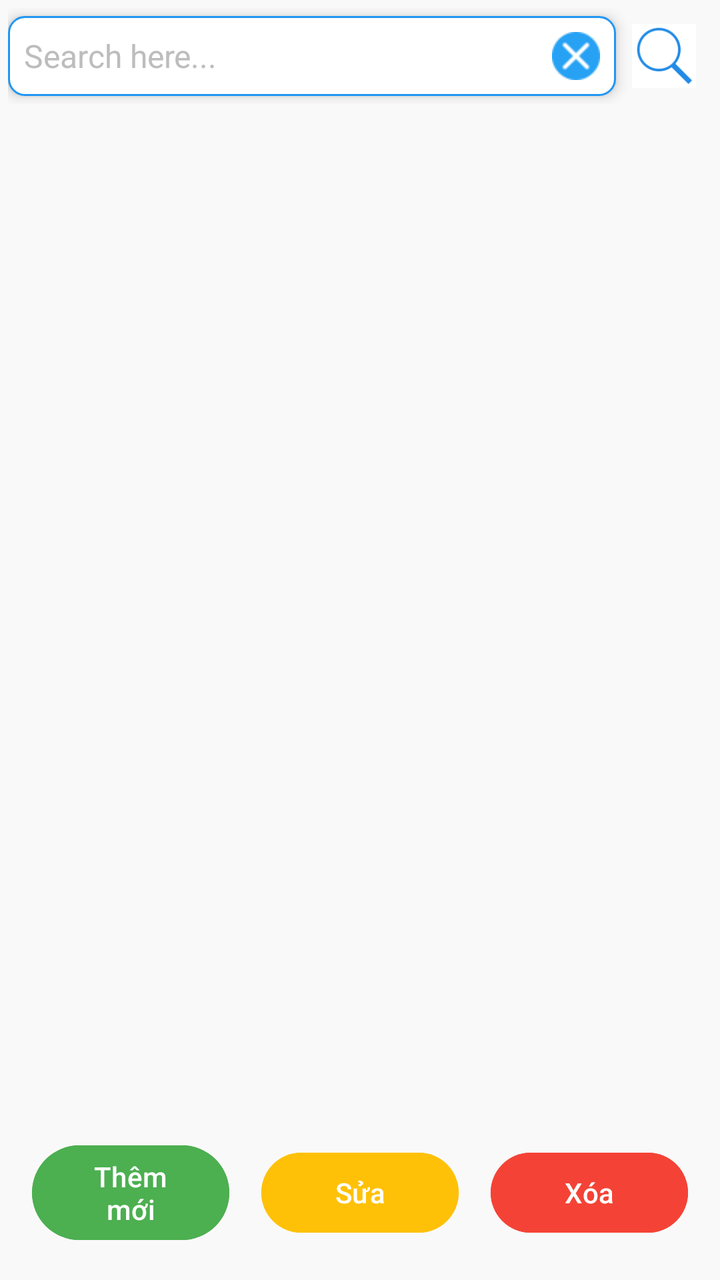
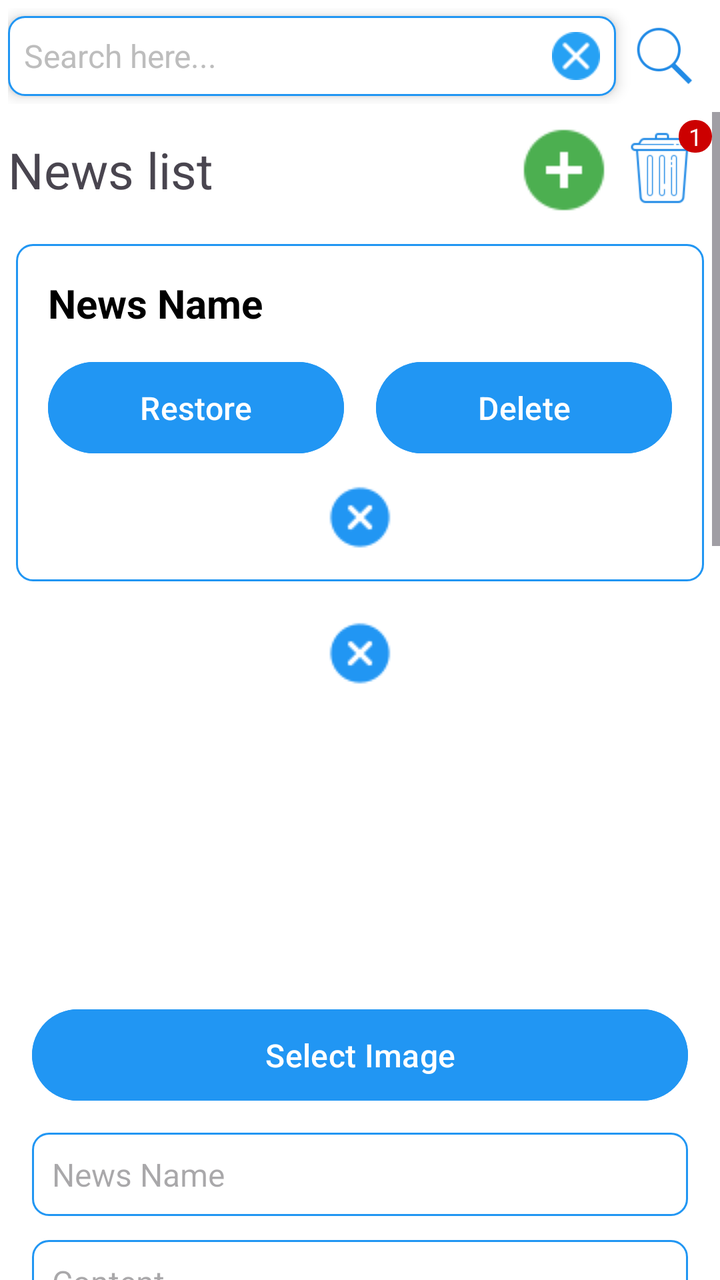

Compare the two renders of this Android layout. The source of the first and the diff that turns it into the second are given below.
<!-- AndroidManifest.xml: application theme Theme.BasicMobileProgramingProject -->
<!-- res/layout/activity_news_management.xml -->
<?xml version="1.0" encoding="utf-8"?>
<RelativeLayout xmlns:android="http://schemas.android.com/apk/res/android"
    android:layout_width="match_parent"
    android:layout_height="match_parent"
    android:background="#F9F9F9">

    <LinearLayout
        android:id="@+id/layout_search_bar"
        android:layout_width="match_parent"
        android:layout_height="wrap_content"
        android:gravity="center"
        android:padding="4dp">

        <LinearLayout
            android:layout_width="wrap_content"
            android:layout_height="wrap_content"
            android:layout_weight="1"
            android:background="@drawable/rounded_edittext"
            android:elevation="4dp"
            android:gravity="center_vertical"
            android:padding="8dp">

            <EditText
                android:id="@+id/edtSearch"
                android:layout_width="0dp"
                android:layout_height="wrap_content"
                android:layout_weight="1"
                android:background="@android:color/transparent"
                android:hint="Search here..."
                android:imeOptions="actionSearch"
                android:inputType="text"
                android:textColor="@color/black"
                android:textColorHint="#BDBDBD"
                android:textSize="16sp" />

            <ImageView
                android:id="@+id/btnClear"
                android:layout_width="24dp"
                android:layout_height="24dp"
                android:layout_marginStart="8dp"
                android:src="@drawable/icon_cancel" />
        </LinearLayout>

        <ImageButton
            android:id="@+id/btnSearch"
            android:layout_width="32dp"
            android:layout_height="32dp"
            android:layout_gravity="center"
            android:layout_margin="8dp"
            android:adjustViewBounds="true"
            android:background="@color/white"
            android:scaleType="centerInside"
            android:src="@drawable/icon_search_blue" />
    </LinearLayout>

    <androidx.recyclerview.widget.RecyclerView
        android:id="@+id/rv_news"
        android:layout_width="match_parent"
        android:layout_height="0dp"
        android:layout_below="@id/layout_search_bar"
        android:layout_above="@id/action_buttons"
        android:padding="16dp"
        android:clipToPadding="false" />

    <LinearLayout
        android:id="@+id/action_buttons"
        android:layout_width="match_parent"
        android:layout_height="wrap_content"
        android:layout_alignParentBottom="true"
        android:padding="16dp"
        android:orientation="horizontal"
        android:gravity="center">

        <Button
            android:id="@+id/btn_add_news"
            android:layout_width="0dp"
            android:layout_height="wrap_content"
            android:layout_weight="1"
            android:text="Thêm mới"
            android:backgroundTint="#4CAF50"
            android:textColor="#FFFFFF"
            android:textAllCaps="false"
            android:drawableStart="@drawable/icon_add"
            android:drawablePadding="8dp" />

        <View
            android:layout_width="16dp"
            android:layout_height="0dp" />

        <Button
            android:id="@+id/btn_edit_news"
            android:layout_width="0dp"
            android:layout_height="wrap_content"
            android:layout_weight="1"
            android:text="Sửa"
            android:backgroundTint="#FFC107"
            android:textColor="#FFFFFF"
            android:textAllCaps="false"
            android:drawableStart="@drawable/icon_add"
            android:drawablePadding="8dp" />

        <View
            android:layout_width="16dp"
            android:layout_height="0dp" />

        <Button
            android:id="@+id/btn_delete_news"
            android:layout_width="0dp"
            android:layout_height="wrap_content"
            android:layout_weight="1"
            android:text="Xóa"
            android:backgroundTint="#F44336"
            android:textColor="#FFFFFF"
            android:textAllCaps="false"
            android:drawableStart="@drawable/icon_add"
            android:drawablePadding="8dp" />
    </LinearLayout>

</RelativeLayout>
<!-- resources referenced by this layout -->
<resources>
  <color name="black">#FF000000</color>
  <color name="white">#FFFFFFFF</color>
  <!-- drawable icon_add: png bitmap (drawable, 676 bytes) -->
  <!-- drawable icon_cancel: png bitmap (drawable, 1142 bytes) -->
  <!-- drawable icon_search_blue: png bitmap (drawable, 1896 bytes) -->
  <!-- drawable rounded_edittext (drawable) -->
  <?xml version="1.0" encoding="utf-8"?>
  <shape xmlns:android="http://schemas.android.com/apk/res/android">
      <solid android:color="@color/white" />
      <corners android:radius="8dp" />
      <stroke
          android:width="1dp"
          android:color="@color/blue" />
  </shape>
  <style name="Theme.BasicMobileProgramingProject" parent="Base.Theme.BasicMobileProgramingProject" />
  <color name="blue">#2196F3</color>
  <style name="Base.Theme.BasicMobileProgramingProject" parent="Theme.Material3.DayNight.NoActionBar">
          
          
      </style>
</resources>

<!-- the commit's change to res/layout/activity_news_management.xml (unified diff, before → after) -->
@@ -1,11 +1,12 @@
 <?xml version="1.0" encoding="utf-8"?>
-<RelativeLayout xmlns:android="http://schemas.android.com/apk/res/android"
+<LinearLayout xmlns:android="http://schemas.android.com/apk/res/android"
+    xmlns:app="http://schemas.android.com/apk/res-auto"
     android:layout_width="match_parent"
     android:layout_height="match_parent"
-    android:background="#F9F9F9">
+    android:background="@color/white"
+    android:orientation="vertical">
 
     <LinearLayout
-        android:id="@+id/layout_search_bar"
         android:layout_width="match_parent"
         android:layout_height="wrap_content"
         android:gravity="center"
@@ -53,67 +54,390 @@
             android:src="@drawable/icon_search_blue" />
     </LinearLayout>
 
-    <androidx.recyclerview.widget.RecyclerView
-        android:id="@+id/rv_news"
+    <ScrollView
         android:layout_width="match_parent"
-        android:layout_height="0dp"
-        android:layout_below="@id/layout_search_bar"
-        android:layout_above="@id/action_buttons"
-        android:padding="16dp"
-        android:clipToPadding="false" />
-
-    <LinearLayout
-        android:id="@+id/action_buttons"
-        android:layout_width="match_parent"
-        android:layout_height="wrap_content"
-        android:layout_alignParentBottom="true"
-        android:padding="16dp"
-        android:orientation="horizontal"
-        android:gravity="center">
-
-        <Button
-            android:id="@+id/btn_add_news"
-            android:layout_width="0dp"
+        android:layout_height="wrap_content">
+
+        <LinearLayout
+            android:layout_width="match_parent"
             android:layout_height="wrap_content"
-            android:layout_weight="1"
-            android:text="Thêm mới"
-            android:backgroundTint="#4CAF50"
-            android:textColor="#FFFFFF"
-            android:textAllCaps="false"
-            android:drawableStart="@drawable/icon_add"
-            android:drawablePadding="8dp" />
-
-        <View
-            android:layout_width="16dp"
-            android:layout_height="0dp" />
-
-        <Button
-            android:id="@+id/btn_edit_news"
-            android:layout_width="0dp"
-            android:layout_height="wrap_content"
-            android:layout_weight="1"
-            android:text="Sửa"
-            android:backgroundTint="#FFC107"
-            android:textColor="#FFFFFF"
-            android:textAllCaps="false"
-            android:drawableStart="@drawable/icon_add"
-            android:drawablePadding="8dp" />
-
-        <View
-            android:layout_width="16dp"
-            android:layout_height="0dp" />
-
-        <Button
-            android:id="@+id/btn_delete_news"
-            android:layout_width="0dp"
-            android:layout_height="wrap_content"
-            android:layout_weight="1"
-            android:text="Xóa"
-            android:backgroundTint="#F44336"
-            android:textColor="#FFFFFF"
-            android:textAllCaps="false"
-            android:drawableStart="@drawable/icon_add"
-            android:drawablePadding="8dp" />
-    </LinearLayout>
-
-</RelativeLayout>
+            android:orientation="vertical">
+
+            <LinearLayout
+                android:layout_width="match_parent"
+                android:layout_height="wrap_content"
+                android:gravity="center"
+                android:orientation="horizontal"
+                android:padding="4dp">
+
+                <TextView
+                    android:id="@+id/textView12"
+                    android:layout_width="wrap_content"
+                    android:layout_height="wrap_content"
+                    android:layout_weight="1"
+                    android:text="News list"
+                    android:textSize="25dp" />
+
+                <ImageButton
+                    android:id="@+id/btnTurnOnBlockAddNews"
+                    android:layout_width="wrap_content"
+                    android:layout_height="wrap_content"
+                    android:layout_gravity="center"
+                    android:adjustViewBounds="true"
+                    android:background="@color/white"
+                    android:scaleType="centerInside"
+                    android:src="@drawable/icon_add" />
+
+                <FrameLayout
+                    android:layout_width="wrap_content"
+                    android:layout_height="wrap_content">
+
+                    <ImageButton
+                        android:id="@+id/btnTurnOnBlockDeleteNews"
+                        android:layout_width="50dp"
+                        android:layout_height="wrap_content"
+                        android:layout_gravity="center"
+                        android:adjustViewBounds="true"
+                        android:background="@color/white"
+                        android:padding="0dp"
+                        android:scaleType="centerInside"
+                        android:src="@drawable/icon_delete_blue" />
+
+                    <TextView
+                        android:id="@+id/badgeNumberOfNewsDeleted"
+                        android:layout_width="wrap_content"
+                        android:layout_height="wrap_content"
+                        android:layout_gravity="end|top"
+                        android:background="@drawable/circle_cart"
+                        android:paddingLeft="5dp"
+                        android:paddingRight="5dp"
+                        android:text="1"
+                        android:textColor="@android:color/white"
+                        android:textSize="12sp" />
+                </FrameLayout>
+            </LinearLayout>
+
+            <LinearLayout
+                android:id="@+id/linearLayoutDeleteAndRestoreNews"
+                android:layout_width="match_parent"
+                android:layout_height="wrap_content"
+                android:orientation="vertical">
+
+                <LinearLayout
+                    android:id="@+id/linearLayoutDeletedNewsDetail"
+                    android:layout_width="match_parent"
+                    android:layout_height="match_parent"
+                    android:layout_margin="8dp"
+                    android:background="@drawable/rounded_edittext"
+                    android:orientation="vertical"
+                    android:padding="16dp">
+
+                    <TextView
+                        android:id="@+id/txtDeletedNewsName"
+                        android:layout_width="match_parent"
+                        android:layout_height="wrap_content"
+                        android:layout_marginBottom="12dp"
+                        android:text="News Name"
+                        android:textColor="@color/black"
+                        android:textSize="20sp"
+                        android:textStyle="bold" />
+
+                    <LinearLayout
+                        android:layout_width="match_parent"
+                        android:layout_height="wrap_content"
+                        android:gravity="center"
+                        android:orientation="horizontal"
+                        android:weightSum="2">
+
+                        <Button
+                            android:id="@+id/btnRestoreNews"
+                            android:layout_width="0dp"
+                            android:layout_height="wrap_content"
+                            android:layout_marginEnd="8dp"
+                            android:layout_weight="1"
+                            android:backgroundTint="@color/blue"
+                            android:padding="12dp"
+                            android:text="Restore"
+                            android:textAllCaps="false"
+                            android:textColor="@android:color/white"
+                            android:textSize="16sp" />
+
+                        <Button
+                            android:id="@+id/btnDeleteActualNews"
+                            android:layout_width="0dp"
+                            android:layout_height="wrap_content"
+                            android:layout_marginStart="8dp"
+                            android:layout_weight="1"
+                            android:backgroundTint="@color/blue"
+                            android:padding="12dp"
+                            android:text="Delete"
+                            android:textAllCaps="false"
+                            android:textColor="@android:color/white"
+                            android:textSize="16sp" />
+                    </LinearLayout>
+
+                    <ImageView
+                        android:id="@+id/btnCancelLinearLayoutDeletedNewsDetail"
+                        android:layout_width="wrap_content"
+                        android:layout_height="wrap_content"
+                        android:layout_gravity="center_horizontal"
+                        android:layout_marginTop="12dp"
+                        android:background="@drawable/icon_close"
+                        android:backgroundTint="@color/blue" />
+
+                </LinearLayout>
+
+                <androidx.recyclerview.widget.RecyclerView
+                    android:id="@+id/recyclerViewNewsHasBeenDeleted"
+                    android:layout_width="match_parent"
+                    android:layout_height="wrap_content"
+                    android:orientation="horizontal" />
+
+                <ImageView
+                    android:id="@+id/btnCloseLinearLayoutDeleteAndRestoreNews"
+                    android:layout_width="wrap_content"
+                    android:layout_height="wrap_content"
+                    android:layout_gravity="center_horizontal"
+                    android:layout_marginTop="12dp"
+                    android:background="@drawable/icon_close"
+                    android:backgroundTint="@color/blue" />
+
+            </LinearLayout>
+
+            <LinearLayout
+                android:id="@+id/linearLayoutAddAndEditNews"
+                android:layout_width="match_parent"
+                android:layout_height="wrap_content"
+                android:orientation="vertical"
+                android:padding="16dp">
+
+                
+                <ImageView
+                    android:id="@+id/imgNewsImage"
+                    android:layout_width="wrap_content"
+                    android:layout_height="wrap_content"
+                    android:layout_gravity="center"
+                    android:layout_marginBottom="12dp"
+                    android:adjustViewBounds="true"
+                    android:background="@drawable/border"
+                    android:padding="40dp"
+                    android:scaleType="center"
+                    android:src="@drawable/icon_news_white" />
+
+                
+                <Button
+                    android:id="@+id/btnSelectNewsImage"
+                    android:layout_width="match_parent"
+                    android:layout_height="wrap_content"
+                    android:layout_marginBottom="12dp"
+                    android:backgroundTint="@color/blue"
+                    android:padding="12dp"
+                    android:text="Select Image"
+                    android:textAllCaps="false"
+                    android:textColor="@android:color/white"
+                    android:textSize="16sp" />
+
+                
+                <EditText
+                    android:id="@+id/edtNewsName"
+                    android:layout_width="match_parent"
+                    android:layout_height="wrap_content"
+                    android:layout_marginBottom="12dp"
+                    android:background="@drawable/rounded_edittext"
+                    android:hint="News Name"
+                    android:inputType="text"
+                    android:padding="10dp"
+                    android:textColor="@color/black"
+                    android:textSize="16sp" />
+
+                
+                <EditText
+                    android:id="@+id/edtContent"
+                    android:layout_width="match_parent"
+                    android:layout_height="wrap_content"
+                    android:layout_marginBottom="12dp"
+                    android:background="@drawable/rounded_edittext"
+                    android:hint="Content"
+                    android:inputType="textMultiLine"
+                    android:padding="10dp"
+                    android:textColor="@color/black"
+                    android:textSize="16sp" />
+
+                
+                <EditText
+                    android:id="@+id/edtPostingDate"
+                    android:layout_width="match_parent"
+                    android:layout_height="wrap_content"
+                    android:layout_marginBottom="12dp"
+                    android:background="@drawable/rounded_edittext"
+                    android:hint="Posting Date (dd/MM/yyyy)"
+                    android:inputType="date"
+                    android:padding="10dp"
+                    android:textColor="@color/black"
+                    android:textSize="16sp" />
+
+                
+                <EditText
+                    android:id="@+id/edtPersonPostingId"
+                    android:layout_width="match_parent"
+                    android:layout_height="wrap_content"
+                    android:layout_marginBottom="12dp"
+                    android:background="@drawable/rounded_edittext"
+                    android:hint="Person Posting ID"
+                    android:inputType="number"
+                    android:padding="10dp"
+                    android:textColor="@color/black"
+                    android:textSize="16sp" />
+
+
+                
+                <Button
+                    android:id="@+id/btnAddNewNews"
+                    android:layout_width="match_parent"
+                    android:layout_height="wrap_content"
+                    android:layout_marginBottom="12dp"
+                    android:backgroundTint="@color/blue"
+                    android:padding="12dp"
+                    android:text="Add News"
+                    android:textAllCaps="false"
+                    android:textColor="@android:color/white"
+                    android:textSize="16sp" />
+
+                
+                <Button
+                    android:id="@+id/btnFixNews"
+                    android:layout_width="match_parent"
+                    android:layout_height="wrap_content"
+                    android:layout_marginBottom="12dp"
+                    android:backgroundTint="@color/blue"
+                    android:padding="12dp"
+                    android:text="Edit News"
+                    android:textAllCaps="false"
+                    android:textColor="@android:color/white"
+                    android:textSize="16sp" />
+
+                
+                <ImageView
+                    android:id="@+id/btnCloseLinearLayoutAddAndEditNews"
+                    android:layout_width="wrap_content"
+                    android:layout_height="wrap_content"
+                    android:layout_gravity="center_horizontal"
+                    android:layout_marginTop="12dp"
+                    android:background="@drawable/icon_close"
+                    android:backgroundTint="@color/blue" />
+
+            </LinearLayout>
+
+            <LinearLayout
+                android:id="@+id/linearLayoutNewsDetail"
+                android:layout_width="match_parent"
+                android:layout_height="wrap_content"
+                android:layout_margin="8dp"
+                android:background="@drawable/rounded_edittext"
+                android:orientation="vertical"
+                android:padding="16dp">
+
+                <ImageView
+                    android:id="@+id/imgNews"
+                    android:layout_width="match_parent"
+                    android:layout_height="wrap_content"
+                    android:layout_gravity="center"
+                    android:layout_marginBottom="16dp"
+                    android:adjustViewBounds="true"
+                    android:background="@drawable/border"
+                    android:scaleType="center"
+                    android:src="@drawable/icon_news_white" />
+
+                <TextView
+                    android:id="@+id/txtNewsName"
+                    android:layout_width="match_parent"
+                    android:layout_height="wrap_content"
+                    android:layout_marginBottom="12dp"
+                    android:text="News Name"
+                    android:textColor="@color/black"
+                    android:textSize="20sp"
+                    android:textStyle="bold" />
+
+                <TextView
+                    android:id="@+id/txtPostingDate"
+                    android:layout_width="match_parent"
+                    android:layout_height="wrap_content"
+                    android:layout_marginBottom="12dp"
+                    android:text="Posting Date: 01/01/2023"
+                    android:textColor="@color/black"
+                    android:textSize="16sp" />
+
+                <TextView
+                    android:id="@+id/txtPersonPosting"
+                    android:layout_width="match_parent"
+                    android:layout_height="wrap_content"
+                    android:layout_marginBottom="12dp"
+                    android:text="Posted By: User ID 123"
+                    android:textColor="@color/black"
+                    android:textSize="16sp" />
+
+                <TextView
+                    android:id="@+id/txtNewsContent"
+                    android:layout_width="match_parent"
+                    android:layout_height="wrap_content"
+                    android:layout_marginBottom="16dp"
+                    android:text="Content: This is the full content of the news article. It provides detailed information about the news."
+                    android:textColor="@color/black"
+                    android:textSize="16sp" />
+
+                <LinearLayout
+                    android:layout_width="match_parent"
+                    android:layout_height="wrap_content"
+                    android:gravity="center"
+                    android:orientation="horizontal"
+                    android:weightSum="2">
+
+                    <Button
+                        android:id="@+id/btnTurnOnBlockEditNews"
+                        android:layout_width="0dp"
+                        android:layout_height="wrap_content"
+                        android:layout_marginEnd="8dp"
+                        android:layout_weight="1"
+                        android:backgroundTint="@color/blue"
+                        android:padding="12dp"
+                        android:text="Edit"
+                        android:textAllCaps="false"
+                        android:textColor="@android:color/white"
+                        android:textSize="16sp" />
+
+                    <Button
+                        android:id="@+id/btnDeleteNews"
+                        android:layout_width="0dp"
+                        android:layout_height="wrap_content"
+                        android:layout_marginStart="8dp"
+                        android:layout_weight="1"
+                        android:backgroundTint="@color/blue"
+                        android:padding="12dp"
+                        android:text="Delete"
+                        android:textAllCaps="false"
+                        android:textColor="@android:color/white"
+                        android:textSize="16sp" />
+                </LinearLayout>
+
+                <ImageView
+                    android:id="@+id/btnExitLinearLayoutNewsDetail"
+                    android:layout_width="wrap_content"
+                    android:layout_height="wrap_content"
+                    android:layout_gravity="center_horizontal"
+                    android:layout_marginTop="12dp"
+                    android:background="@drawable/icon_close"
+                    android:backgroundTint="@color/blue" />
+
+            </LinearLayout>
+
+            <androidx.recyclerview.widget.RecyclerView
+                android:id="@+id/recyclerViewNews"
+                android:layout_width="match_parent"
+                android:layout_height="wrap_content"
+                android:orientation="horizontal" />
+
+        </LinearLayout>
+
+    </ScrollView>
+
+</LinearLayout>
<!-- resource entries referenced after the edit -->
@@ -2,8 +2,26 @@
 <resources>
   <color name="black">#FF000000</color>
   <color name="white">#FFFFFFFF</color>
+  <!-- drawable border (drawable) -->
+  <?xml version="1.0" encoding="utf-8"?>
+  <shape xmlns:android="http://schemas.android.com/apk/res/android">
+      <solid android:color="@android:color/white"/>
+      <corners android:radius="16dp"/>
+      <stroke
+          android:color="@android:color/white"
+          android:width="2dp"/>
+  </shape>
+  <!-- drawable circle_cart (drawable) -->
+  <?xml version="1.0" encoding="utf-8"?>
+  <shape xmlns:android="http://schemas.android.com/apk/res/android">
+      <solid android:color="@android:color/holo_red_dark" />
+      <corners android:radius="8dp" />
+  </shape>
   <!-- drawable icon_add: png bitmap (drawable, 676 bytes) -->
   <!-- drawable icon_cancel: png bitmap (drawable, 1142 bytes) -->
+  <!-- drawable icon_close: png bitmap (drawable, 1055 bytes) -->
+  <!-- drawable icon_delete_blue: png bitmap (drawable, 1351 bytes) -->
+  <!-- drawable icon_news_white: png bitmap (drawable, 621 bytes) -->
   <!-- drawable icon_search_blue: png bitmap (drawable, 1896 bytes) -->
   <!-- drawable rounded_edittext (drawable) -->
   <?xml version="1.0" encoding="utf-8"?>
